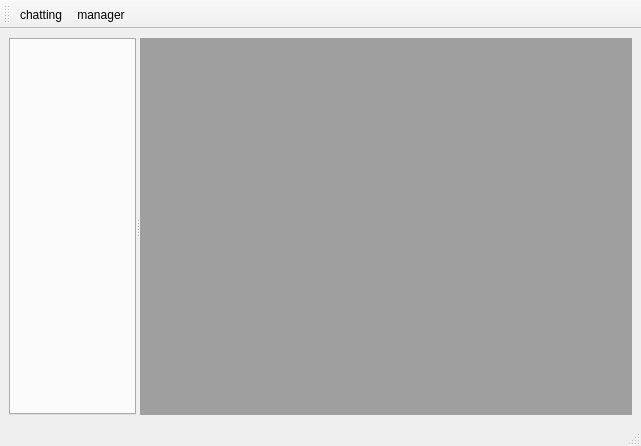
This is mainwindow.ui in jaehyeonjeong/DataBaseQt as Qt 5 draws it before an edit. The edited form follows.
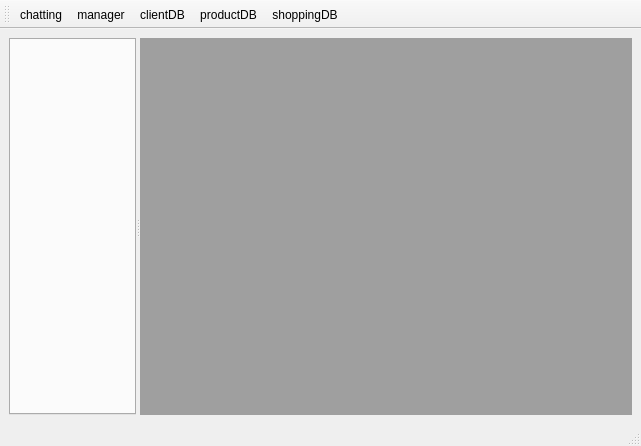
This is the edited form.

```diff
--- a/mainwindow.ui
+++ b/mainwindow.ui
@@ -49,6 +49,9 @@
    </attribute>
    <addaction name="actionchatting"/>
    <addaction name="actionmanager"/>
+   <addaction name="actionclientDB"/>
+   <addaction name="actionproductDB"/>
+   <addaction name="actionshoppingDB"/>
   </widget>
   <action name="actionchatting">
    <property name="text">
@@ -60,6 +63,21 @@
     <string>manager</string>
    </property>
   </action>
+  <action name="actionclientDB">
+   <property name="text">
+    <string>clientDB</string>
+   </property>
+  </action>
+  <action name="actionproductDB">
+   <property name="text">
+    <string>productDB</string>
+   </property>
+  </action>
+  <action name="actionshoppingDB">
+   <property name="text">
+    <string>shoppingDB</string>
+   </property>
+  </action>
  </widget>
  <resources/>
  <connections/>
```
